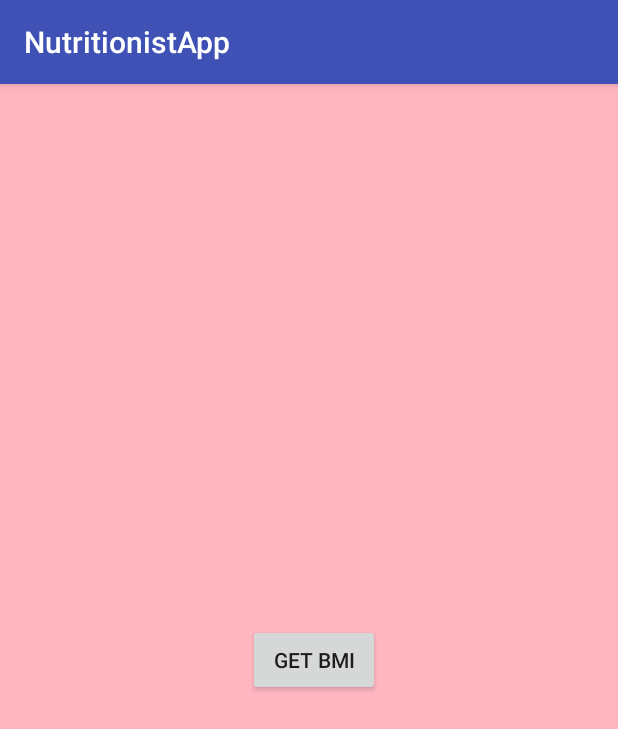
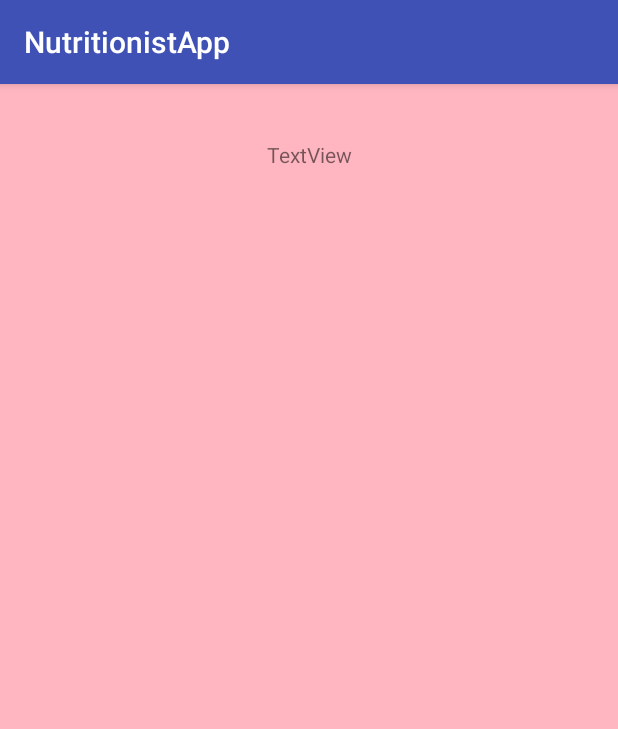
Before and after one commit to Destevaa/NutritionistApp, an Android app: the pageFour screen opened directly, with no data from a screen before it, on a phone screen of 412 x 824 dp. Shown: the top 729 px of the screen. Run offline under Robolectric (Android 15) with nearby library versions, the phone set to English and light mode, and no system bars.

Commit message:
Diet Planner Module Update

```diff
--- a/app/src/main/java/darryl/esteva/com/nutritionistapp/pageFour.java
+++ b/app/src/main/java/darryl/esteva/com/nutritionistapp/pageFour.java
@@ -7,13 +7,16 @@ import android.os.Bundle;
 import android.view.View;
 import android.widget.Button;
 import android.widget.EditText;
+import android.widget.TextView;
 import android.widget.Toast;
 
 public class pageFour extends AppCompatActivity {
 
 
     DatabaseHelper myDb;
-    Button getBMI;
+
+
+    TextView bmiTextView;
 
 
 
@@ -23,57 +26,49 @@ public class pageFour extends AppCompatActivity {
         setContentView(R.layout.activity_page_four);
 
         myDb = new DatabaseHelper(this);
+        bmiTextView = (TextView) findViewById(R.id.bmiTextView);
 
-        getBMI = (Button)findViewById(R.id.retrieveBMI);
 
-        viewBMIbyID();
+
+        showUserBMI();
+
+
+
+    }
+
+    public void showUserBMI()
+    {
+        Cursor res = myDb.getDataOnID();
+
+
+
+
+        while(res.moveToNext()) {
+            double bmiOutput = res.getDouble(3);
+
+
+
+
+            if(bmiOutput == 0.0)
+            {
+                bmiTextView.setText("Please Generate your BMI First");
+            }
+
+            else
+            {
+                bmiTextView.setText("YOUR BMI IS: " + bmiOutput);
             }
 
 
 
-    public void viewBMIbyID()
-    {
-        getBMI.setOnClickListener(
-                new View.OnClickListener()
-                {
-                    @Override
-                    public void onClick(View v)
-                    {
-                        Cursor res = myDb.getDataOnID();
-                        if(res.getCount() == 0)
-                        {
-                            //show message
-                            showMessage("Error", "Nothing Found");
-                            return;
-                        }
-                        StringBuffer buffer = new StringBuffer();
-                        while(res.moveToNext())
-                        {
-                            /*buffer.append("Id: " + res.getString(0) + "\n");
-                            buffer.append("Name: " + res.getString(1) + "\n");
-                            buffer.append("Username: " + res.getString(2) + "\n");*/
-                            buffer.append("BMI: " + res.getString(3) + "\n\n");
         }
 
-                        //Show all data
-                        showMessage("Data ",buffer.toString());
+
 
 
 
     }
-                }
 
 
-        );
-    }
-
-    public void showMessage(String title, String Message){
-        AlertDialog.Builder builder = new AlertDialog.Builder(this);
-        builder.setCancelable(true);
-        builder.setTitle(title);
-        builder.setMessage(Message);
-        builder.show();
 
 }
-
-}
--- a/app/src/main/res/layout/activity_page_four.xml
+++ b/app/src/main/res/layout/activity_page_four.xml
@@ -8,19 +8,20 @@
     tools:context=".pageFour">
 
 
-    <Button
-        android:id="@+id/retrieveBMI"
+    <TextView
+        android:id="@+id/bmiTextView"
         android:layout_width="wrap_content"
         android:layout_height="wrap_content"
         android:layout_marginBottom="8dp"
         android:layout_marginEnd="8dp"
-        android:layout_marginLeft="14dp"
+        android:layout_marginLeft="8dp"
         android:layout_marginRight="8dp"
-        android:layout_marginStart="14dp"
+        android:layout_marginStart="8dp"
         android:layout_marginTop="8dp"
-        android:text="GET BMI"
+        android:text="TextView"
         app:layout_constraintBottom_toBottomOf="parent"
         app:layout_constraintEnd_toEndOf="parent"
         app:layout_constraintStart_toStartOf="parent"
-        app:layout_constraintTop_toTopOf="parent" />
+        app:layout_constraintTop_toTopOf="parent"
+        app:layout_constraintVertical_bias="0.04000002" />
 </android.support.constraint.ConstraintLayout>
--- a/app/src/main/res/layout/activity_page_three.xml
+++ b/app/src/main/res/layout/activity_page_three.xml
@@ -95,9 +95,10 @@
         android:layout_marginTop="8dp"
         app:layout_constraintBottom_toBottomOf="parent"
         app:layout_constraintEnd_toEndOf="parent"
+        app:layout_constraintHorizontal_bias="0.45"
         app:layout_constraintStart_toStartOf="parent"
         app:layout_constraintTop_toTopOf="parent"
-        app:layout_constraintVertical_bias="0.77" />
+        app:layout_constraintVertical_bias="0.76" />
 
     <EditText
         android:id="@+id/feetEditText"
```
Also changed, not shown: app/src/main/java/darryl/esteva/com/nutritionistapp/pageThree.java (+1 -92 lines). Lines whose indentation alone changed are shown as unchanged.
